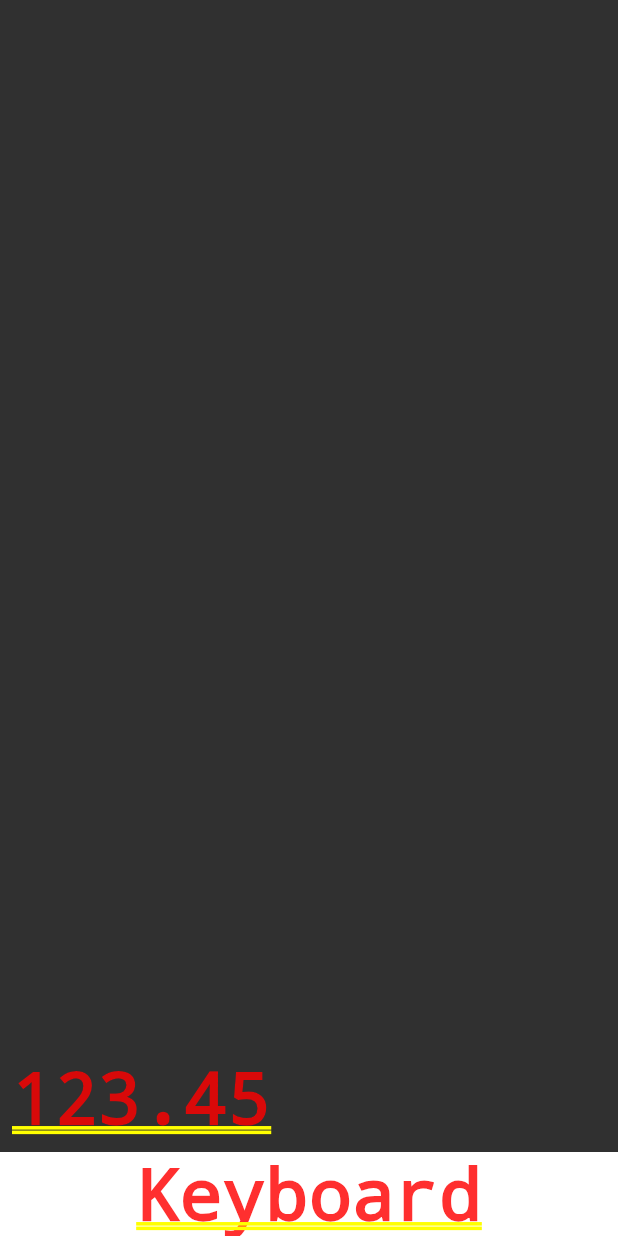
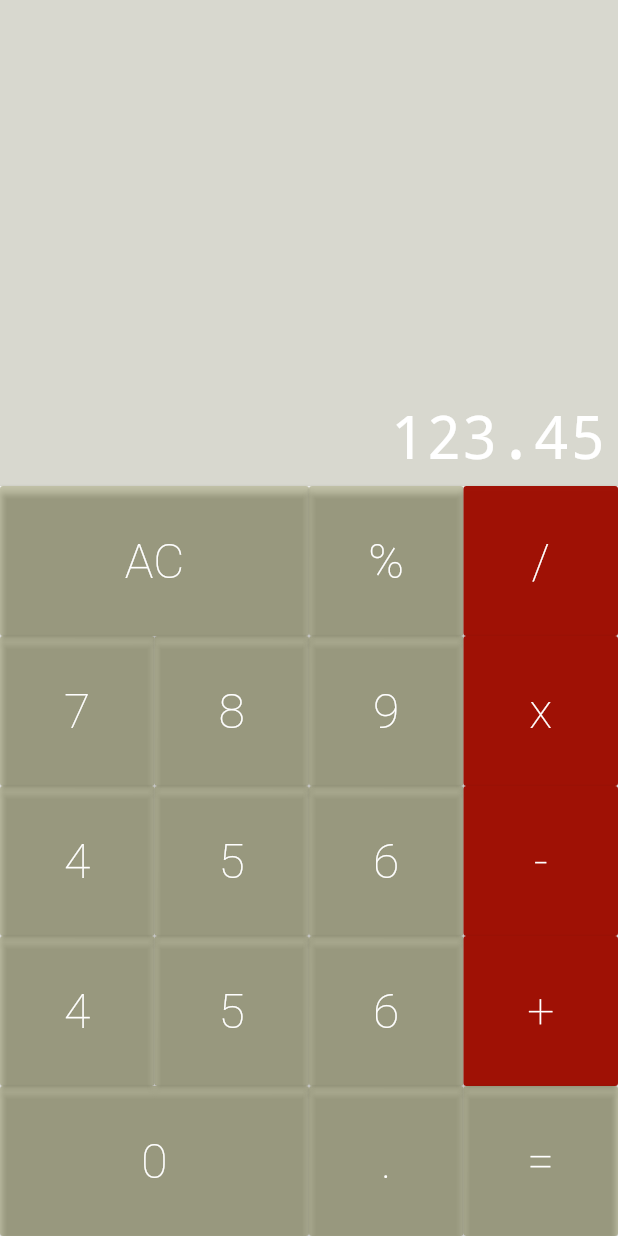
Before and after one commit to diego105xz/CalculadoraApp, a Flutter app: the screen it shows after launch, on a phone screen of 412 x 824 dp. Run offline on Flutter 3.47's test engine with Material 2 defaults, Android fonts, the phone set to English and light mode, and no system bars; drawn by our look-alikes of auto_size_text.

Commit message:
Versão 1.1.0

```diff
--- /dev/null
+++ b/calculator/lib/components/button.dart
@@ -0,0 +1,49 @@
+import 'package:flutter/cupertino.dart';
+import 'package:flutter/material.dart';
+
+class Button extends StatelessWidget {
+  static const DARK = Color.fromARGB(82, 82, 82, 1);
+  static const DEFAULT = Color.fromARGB(105, 105, 105, 1);
+  static const OPERATION = Color.fromARGB(250, 158, 13, 1);
+
+  final String text;
+  final bool big;
+  final Color color;
+
+  Button({
+    @required this.text,
+    this.big = false,
+    this.color = DARK,
+  });
+
+  Button.big({
+    @required this.text,
+    this.big = true,
+    this.color = DEFAULT,
+  });
+
+  Button.operation({
+    @required this.text,
+    this.big = false,
+    this.color = OPERATION,
+  });
+
+  @override
+  Widget build(BuildContext context) {
+    return Expanded(
+      flex: big ? 2 : 1,
+      child: RaisedButton(
+        color: this.color,
+        child: Text(
+          text,
+          style: TextStyle(
+            color: Colors.white,
+            fontSize: 32,
+            fontWeight: FontWeight.w200,
+          ),
+        ),
+        onPressed: () {},
+      ),
+    );
+  }
+}
--- /dev/null
+++ b/calculator/lib/components/button_row.dart
@@ -0,0 +1,19 @@
+import 'package:flutter/cupertino.dart';
+import 'button.dart';
+
+class ButtonRow extends StatelessWidget {
+  final List<Button> buttons;
+
+  ButtonRow(this.buttons);
+
+  @override
+  Widget build(BuildContext context) {
+    return Expanded(
+      flex: 1,
+      child: Row(
+        crossAxisAlignment: CrossAxisAlignment.stretch,
+        children: buttons,
+      ),
+    );
+  }
+}
--- a/calculator/lib/components/display.dart
+++ b/calculator/lib/components/display.dart
@@ -1,4 +1,6 @@
 import 'package:flutter/cupertino.dart';
+import 'package:auto_size_text/auto_size_text.dart';
+import 'package:flutter/material.dart';
 
 class Display extends StatelessWidget {
   final String text;
@@ -10,17 +12,29 @@ class Display extends StatelessWidget {
     return Expanded(
       flex: 1,
       child: Container(
+        color: Color.fromARGB(48, 48, 48, 1),
         child: Column(
           mainAxisAlignment: MainAxisAlignment.end,
           crossAxisAlignment: CrossAxisAlignment.stretch,
           children: <Widget>[
             Padding(
               padding: const EdgeInsets.all(8.0),
-              child: Text(text),
+              child: AutoSizeText(
+                text,
+                minFontSize: 20,
+                maxFontSize: 40,
+                maxLines: 1,
+                textAlign: TextAlign.end,
+                style: TextStyle(
+                  fontWeight: FontWeight.w100,
+                  decoration: TextDecoration.none,
+                  fontSize: 40,
+                  color: Colors.white,
+                ),
+              ),
             ),
           ],
         ),
-        color: Color.fromRGBO(48, 48, 48, 1),
       ),
     );
   }
--- /dev/null
+++ b/calculator/lib/components/keyboard.dart
@@ -0,0 +1,43 @@
+import 'package:flutter/cupertino.dart';
+import 'button.dart';
+import 'button_row.dart';
+
+class Keyboard extends StatelessWidget {
+  @override
+  Widget build(BuildContext context) {
+    return Container(
+        height: 500,
+        child: Column(
+          children: <Widget>[
+            ButtonRow([
+              Button.big(text: 'AC', color: Button.DARK),
+              Button(text: '%', color: Button.DARK),
+              Button.operation(text: '/'),
+            ]),
+            ButtonRow([
+              Button(text: '7'),
+              Button(text: '8'),
+              Button(text: '9'),
+              Button.operation(text: 'x')
+            ]),
+            ButtonRow([
+              Button(text: '4'),
+              Button(text: '5'),
+              Button(text: '6'),
+              Button.operation(text: '-')
+            ]),
+            ButtonRow([
+              Button(text: '4'),
+              Button(text: '5'),
+              Button(text: '6'),
+              Button.operation(text: '+'),
+            ]),
+            ButtonRow([
+              Button.big(text: '0', color: Button.DARK),
+              Button(text: '.'),
+              Button(text: '='),
+            ]),
+          ],
+        ));
+  }
+}
--- a/calculator/lib/screens/calculator.dart
+++ b/calculator/lib/screens/calculator.dart
@@ -1,6 +1,7 @@
 import 'package:calculator/components/display.dart';
 import 'package:flutter/cupertino.dart';
 import 'package:flutter/material.dart';
+import 'package:calculator/components/keyboard.dart';
 
 class Calculator extends StatelessWidget {
   @override
@@ -9,7 +10,7 @@ class Calculator extends StatelessWidget {
       home: Column(
         children: <Widget>[
           Display('123.45'),
-          Text('Keyboard'),
+          Keyboard(),
         ],
       ),
     );
--- a/calculator/pubspec.yaml
+++ b/calculator/pubspec.yaml
@@ -23,6 +23,7 @@ environment:
 dependencies:
   flutter:
     sdk: flutter
+  auto_size_text: ^2.1.0
 
 
   # The following adds the Cupertino Icons font to your application.
```
Also changed, not shown: calculator/pubspec.lock.
